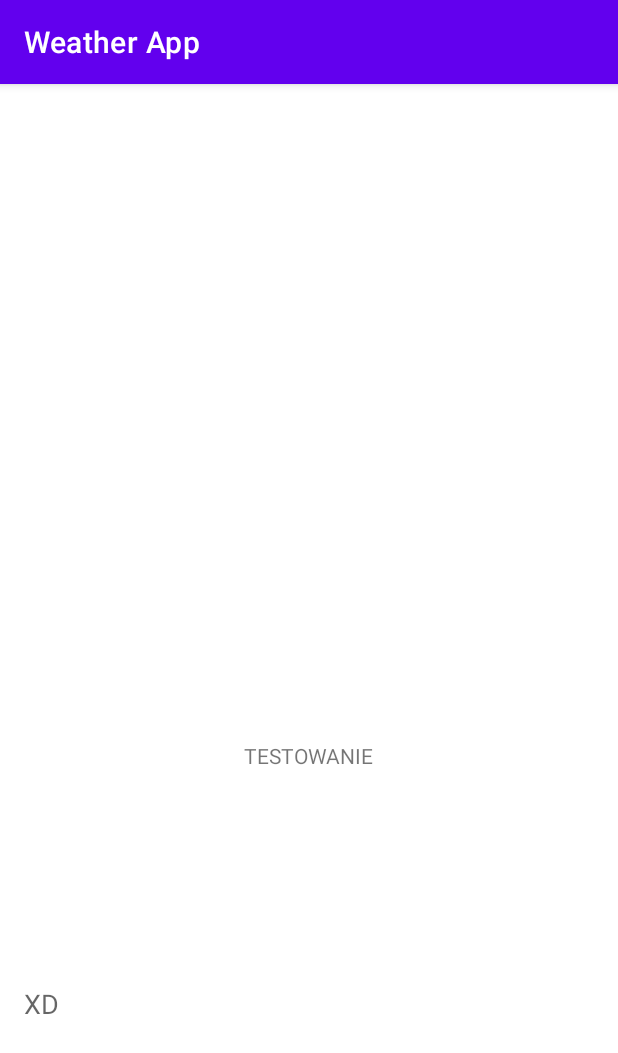
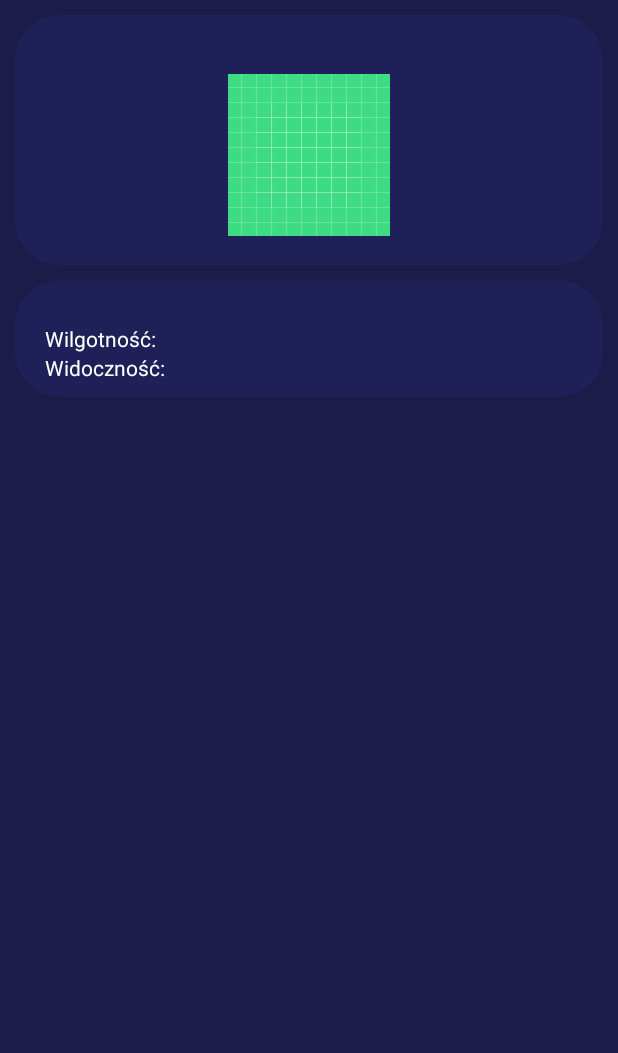
Before and after one commit to PicuBicu/weather-app-android, an Android app: the screen it shows after launch (MainActivity), after a tap on "AKCEPTUJ KONFIGURACJE", on a phone screen of 412 x 824 dp. Shown: the top 1053 px of the screen. Run offline under Robolectric (Android 15) with nearby library versions, the phone set to English and light mode, and no system bars; our stand-ins replace Picasso; pictures from the network do not load; 3 statements that could not run were skipped.

Commit message:
Experiment with various layouts

```diff
--- a/app/build.gradle
+++ b/app/build.gradle
@@ -30,6 +30,7 @@ android {
 }
 
 dependencies {
+    implementation 'com.squareup.picasso:picasso:2.8'
     compileOnly 'org.projectlombok:lombok:1.18.24'
     annotationProcessor 'org.projectlombok:lombok:1.18.24'
     implementation 'com.squareup.retrofit2:converter-gson:2.7.0'
--- a/app/src/main/java/pl/piotrb/weatherapp/MainActivity.java
+++ b/app/src/main/java/pl/piotrb/weatherapp/MainActivity.java
@@ -67,9 +67,10 @@ public class MainActivity extends AppCompatActivity implements ConfigurationFrag
 
     @Override
     public void onChange() {
+//        todo: przekazywanie jednostki C albo kelwiny czy tam farenheity
         fragmentManager.beginTransaction()
                 .setReorderingAllowed(true)
-                .replace(R.id.first_fragment, WeatherDataFragment.class,null)
+                .replace(R.id.first_fragment, WeatherDataFragment.class, null)
         .commit();
     }
 
--- a/app/src/main/res/layout/activity_main.xml
+++ b/app/src/main/res/layout/activity_main.xml
@@ -1,39 +1,36 @@
 <?xml version="1.0" encoding="utf-8"?>
-<androidx.constraintlayout.widget.ConstraintLayout xmlns:android="http://schemas.android.com/apk/res/android"
+<LinearLayout xmlns:android="http://schemas.android.com/apk/res/android"
     xmlns:app="http://schemas.android.com/apk/res-auto"
     xmlns:tools="http://schemas.android.com/tools"
     android:layout_width="match_parent"
     android:layout_height="match_parent"
+    android:background="#1b1c48"
+    android:orientation="vertical"
     tools:context=".MainActivity">
 
     <androidx.fragment.app.FragmentContainerView
         android:id="@+id/first_fragment"
-        android:layout_width="wrap_content"
+        android:layout_width="match_parent"
         android:layout_height="wrap_content"
-        app:layout_constraintBottom_toBottomOf="parent"
-        app:layout_constraintEnd_toEndOf="parent"
-        app:layout_constraintStart_toStartOf="parent"
-        app:layout_constraintTop_toTopOf="parent"
-        app:layout_constraintVertical_bias="0.2" />
+        android:layout_marginStart="10dp"
+        android:layout_marginTop="10dp"
+        android:layout_marginEnd="10dp" />
 
     <androidx.fragment.app.FragmentContainerView
         android:id="@+id/middle_fragment"
-        android:layout_width="wrap_content"
+        android:layout_width="match_parent"
         android:layout_height="wrap_content"
-        app:layout_constraintBottom_toBottomOf="parent"
-        app:layout_constraintEnd_toEndOf="parent"
-        app:layout_constraintStart_toStartOf="parent"
-        app:layout_constraintTop_toBottomOf="@+id/first_fragment"
-        app:layout_constraintVertical_bias="0.4" />
+        android:layout_marginStart="10dp"
+        android:layout_marginTop="10dp"
+        android:layout_marginEnd="10dp" />
 
     <androidx.viewpager2.widget.ViewPager2
         android:id="@+id/pager"
         android:layout_width="match_parent"
         android:layout_height="wrap_content"
-        app:layout_constraintBottom_toBottomOf="parent"
-        app:layout_constraintEnd_toEndOf="parent"
-        app:layout_constraintStart_toStartOf="parent"
-        app:layout_constraintTop_toBottomOf="@+id/middle_fragment" />
+        android:layout_marginStart="10dp"
+        android:layout_marginTop="10dp"
+        android:layout_marginEnd="10dp" />
 
 
-</androidx.constraintlayout.widget.ConstraintLayout>
+</LinearLayout>
--- a/app/src/main/res/layout/fragment_additional_data.xml
+++ b/app/src/main/res/layout/fragment_additional_data.xml
@@ -1,14 +1,69 @@
 <?xml version="1.0" encoding="utf-8"?>
 <FrameLayout xmlns:android="http://schemas.android.com/apk/res/android"
+    xmlns:app="http://schemas.android.com/apk/res-auto"
     xmlns:tools="http://schemas.android.com/tools"
     android:layout_width="match_parent"
     android:layout_height="match_parent"
+    android:background="@drawable/shape"
     tools:context=".fragment.AdditionalDataFragment">
 
-    <!-- TODO: Update blank fragment layout -->
-    <TextView
+    <TableLayout
         android:layout_width="match_parent"
-        android:layout_height="match_parent"
-        android:text="TESTOWANIE" />
+        android:layout_height="match_parent">
+
+        <TableRow
+            android:layout_width="match_parent"
+            android:layout_height="match_parent">
+
+            <TextView
+                android:id="@+id/wind_text_view"
+                android:layout_width="wrap_content"
+                android:layout_height="wrap_content"
+                android:textColor="@color/white" />
+
+            <TextView
+                android:id="@+id/wind_direction_text_view"
+                android:layout_width="wrap_content"
+                android:layout_height="wrap_content"
+                android:textColor="@color/white" />
+        </TableRow>
+
+        <TableRow
+            android:layout_width="match_parent"
+            android:layout_height="match_parent">
+
+            <TextView
+                android:id="@+id/textView5"
+                android:layout_width="wrap_content"
+                android:layout_height="wrap_content"
+                android:text="Wilgotność:"
+                android:textColor="@color/white" />
+
+            <TextView
+                android:id="@+id/humidity_text_view"
+                android:layout_width="wrap_content"
+                android:layout_height="wrap_content"
+                android:textColor="@color/white" />
+        </TableRow>
+
+        <TableRow
+            android:layout_width="match_parent"
+            android:layout_height="match_parent">
+
+            <TextView
+                android:id="@+id/textView6"
+                android:layout_width="wrap_content"
+                android:layout_height="wrap_content"
+                android:text="Widoczność:"
+                android:textColor="@color/white" />
+
+            <TextView
+                android:id="@+id/visibility_text_view"
+                android:layout_width="wrap_content"
+                android:layout_height="wrap_content"
+                android:textColor="@color/white" />
+        </TableRow>
+
+    </TableLayout>
 
 </FrameLayout>
--- a/app/src/main/res/layout/fragment_weather_data.xml
+++ b/app/src/main/res/layout/fragment_weather_data.xml
@@ -1,42 +1,104 @@
 <?xml version="1.0" encoding="utf-8"?>
-<FrameLayout xmlns:android="http://schemas.android.com/apk/res/android"
+<androidx.constraintlayout.widget.ConstraintLayout xmlns:android="http://schemas.android.com/apk/res/android"
+    xmlns:app="http://schemas.android.com/apk/res-auto"
     xmlns:tools="http://schemas.android.com/tools"
     android:layout_width="match_parent"
     android:layout_height="match_parent"
+    android:background="@drawable/shape"
+    android:orientation="vertical"
     tools:context=".fragment.WeatherDataFragment">
+
+    <LinearLayout
+        android:id="@+id/linearLayout2"
+        android:layout_width="match_parent"
+        android:layout_height="wrap_content"
+        android:layout_marginTop="10dp"
+        android:orientation="horizontal"
+        app:layout_constraintBottom_toTopOf="@+id/linearLayout"
+        app:layout_constraintEnd_toEndOf="parent"
+        app:layout_constraintStart_toStartOf="parent"
+        app:layout_constraintTop_toTopOf="parent">
+
+        <TextView
+            android:id="@+id/time_text_view"
+            android:layout_width="match_parent"
+            android:layout_height="match_parent"
+            android:textColor="@color/white"
+            android:textStyle="bold" />
+    </LinearLayout>
+
+    <LinearLayout
+        android:id="@+id/linearLayout"
+        android:layout_width="match_parent"
+        android:layout_height="match_parent"
+        android:layout_marginBottom="9dp"
+        android:orientation="horizontal"
+        app:layout_constraintBottom_toBottomOf="parent"
+        app:layout_constraintEnd_toEndOf="parent"
+        app:layout_constraintStart_toStartOf="parent"
+        app:layout_constraintTop_toBottomOf="@+id/linearLayout2">
+
+        <TextView
+            android:id="@+id/temp_text_view"
+            android:layout_width="wrap_content"
+            android:layout_height="match_parent"
+            android:layout_weight="1"
+            android:textColor="@color/white"
+            android:textStyle="bold" />
+
+        <TextView
+            android:id="@+id/temp_unit_text_view"
+            android:layout_width="wrap_content"
+            android:layout_height="match_parent"
+            android:layout_weight="1"
+            android:textColor="@android:color/holo_orange_dark"
+            android:textStyle="bold" />
+
+        <ImageView
+            android:id="@+id/image_view"
+            android:layout_width="match_parent"
+            android:layout_height="match_parent"
+            android:layout_weight="2"
+            android:contentDescription="@string/string_weather_icon"
+            android:src="@drawable/ic_launcher_background" />
+
+    </LinearLayout>
 
     <LinearLayout
         android:layout_width="match_parent"
         android:layout_height="match_parent"
-        android:orientation="vertical">
+        android:orientation="horizontal">
+
+        <TextView
+            android:id="@+id/pressure_text_view"
+            android:layout_width="wrap_content"
+            android:layout_height="match_parent"
+            android:textColor="@color/white"
+            android:textStyle="bold" />
+
+        <TextView
+            android:id="@+id/pressure_unit_text_view"
+            android:layout_width="wrap_content"
+            android:layout_height="match_parent" />
+    </LinearLayout>
+
+    <LinearLayout
+        android:layout_width="match_parent"
+        android:layout_height="match_parent"
+        android:orientation="horizontal">
+
+        <TextView
+            android:id="@+id/geolocation_text_view"
+            android:layout_width="wrap_content"
+            android:layout_height="match_parent"
+            android:textColor="@color/white"
+            android:textStyle="bold" />
 
         <TextView
             android:id="@+id/city_text_view"
             android:layout_width="wrap_content"
-            android:layout_height="wrap_content" />
+            android:layout_height="match_parent"
+            android:textColor="@color/white" />
+    </LinearLayout>
 
-        <TextView
-            android:id="@+id/geolocation_text_view"
-            android:layout_width="wrap_content"
-            android:layout_height="wrap_content"
-            android:layout_weight="1" />
-
-        <TextView
-            android:id="@+id/time_text_view"
-            android:layout_width="wrap_content"
-            android:layout_height="wrap_content"
-            android:layout_weight="1" />
-
-        <TextView
-            android:id="@+id/temp_text_view"
-            android:layout_width="match_parent"
-            android:layout_height="wrap_content"
-            android:layout_weight="1" />
-
-        <TextView
-            android:id="@+id/pressure_text_view"
-            android:layout_width="match_parent"
-            android:layout_height="wrap_content"
-            android:layout_weight="1" />
-    </LinearLayout>
-</FrameLayout>
+</androidx.constraintlayout.widget.ConstraintLayout>
--- a/app/src/main/res/layout/fragment_weekly_forecast.xml
+++ b/app/src/main/res/layout/fragment_weekly_forecast.xml
@@ -11,5 +11,5 @@
         android:layout_height="wrap_content"
         android:lineSpacingMultiplier="1.2"
         android:padding="16dp"
-        android:text="XD" />
+        android:textColor="@color/white" />
 </ScrollView>
--- a/app/src/main/res/values/strings.xml
+++ b/app/src/main/res/values/strings.xml
@@ -2,4 +2,5 @@
     <string name="app_name">Weather App</string>
     <!-- TODO: Remove or change this placeholder text -->
     <string name="hello_blank_fragment">Hello blank fragment</string>
+    <string name="string_weather_icon">weather icon</string>
 </resources>
--- a/app/src/main/res/values/themes.xml
+++ b/app/src/main/res/values/themes.xml
@@ -1,6 +1,6 @@
 <resources xmlns:tools="http://schemas.android.com/tools">
     <!-- Base application theme. -->
-    <style name="Theme.WeatherApp" parent="Theme.MaterialComponents.DayNight.DarkActionBar">
+    <style name="Theme.WeatherApp" parent="Theme.MaterialComponents.DayNight.NoActionBar">
         <!-- Primary brand color. -->
         <item name="colorPrimary">@color/purple_500</item>
         <item name="colorPrimaryVariant">@color/purple_700</item>
```
Also changed, not shown: app/src/main/java/pl/piotrb/weatherapp/fragment/WeatherDataFragment.java (+41 -24 lines), app/src/main/res/layout/fragment_configuration_text_view.xml (+17 -7 lines).
